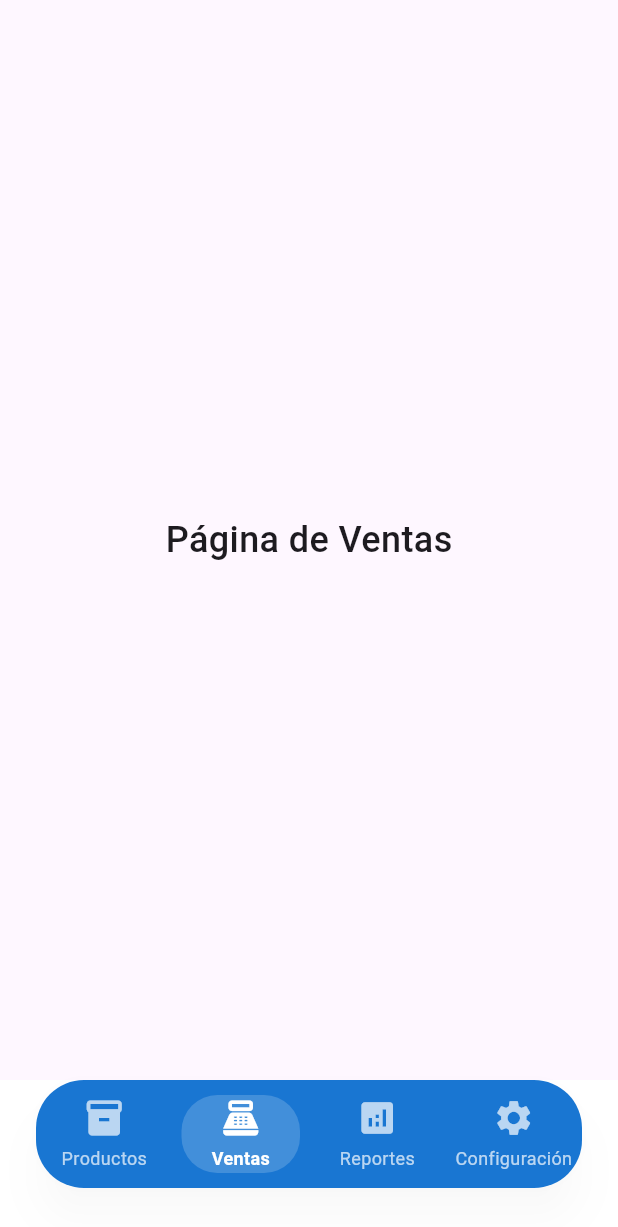
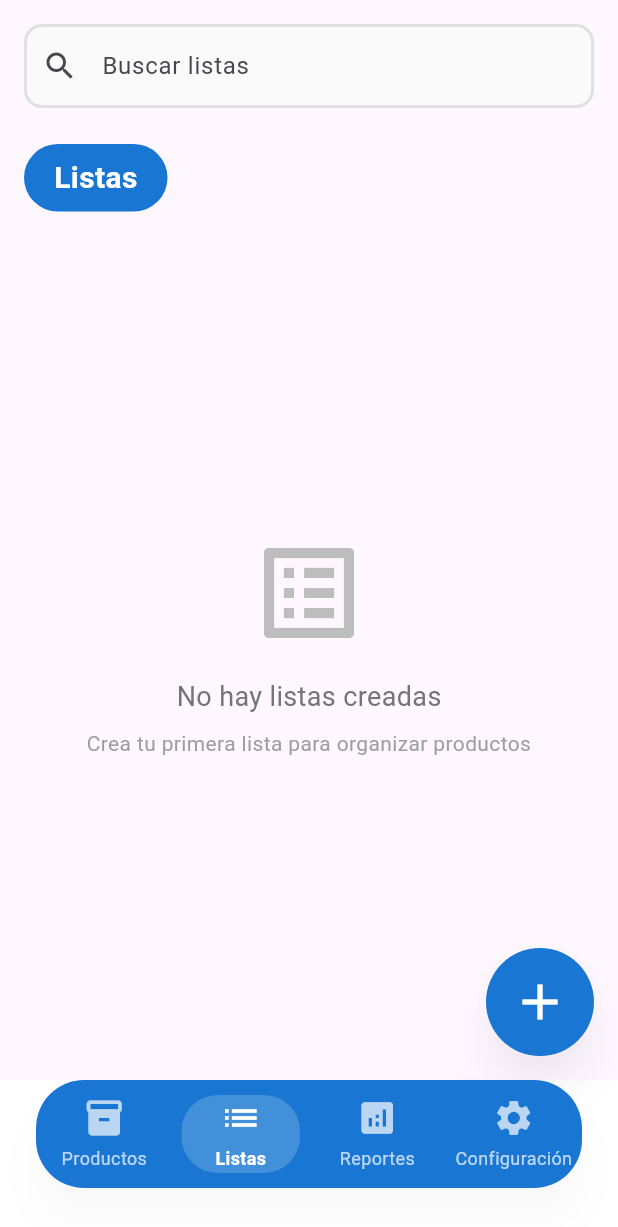
Before and after one commit to LesterCornielt/stockito-inventory-app, a Flutter app: the screen it shows after launch, item 2 of the bottom bar chosen, on a phone screen of 412 x 824 dp. Shown: the top 1227 px of the screen. Run offline on Flutter 3.47's test engine with Material 3 defaults, Android fonts, the phone set to English and light mode, and no system bars; our stand-ins replace equatable, flutter_bloc, get_it, sqflite; accounts and stored records are empty.

Commit message:
feat(ui): list view mockup implemented

```diff
--- /dev/null
+++ b/lib/features/lists/presentation/pages/lists_page.dart
@@ -0,0 +1,124 @@
+import 'package:flutter/material.dart';
+
+class ListsPage extends StatelessWidget {
+  const ListsPage({super.key});
+
+  @override
+  Widget build(BuildContext context) {
+    return Scaffold(
+      body: SafeArea(
+        child: Padding(
+          padding: const EdgeInsets.all(16.0),
+          child: Column(
+            crossAxisAlignment: CrossAxisAlignment.start,
+            children: [
+              // Barra de búsqueda en la parte superior
+              _SearchBar(),
+              const SizedBox(height: 24),
+              // Pill para el título 'Listas'
+              Container(
+                padding: const EdgeInsets.symmetric(
+                  horizontal: 20,
+                  vertical: 8,
+                ),
+                decoration: BoxDecoration(
+                  color: const Color(0xFF1976D2),
+                  borderRadius: BorderRadius.circular(24),
+                ),
+                child: const Text(
+                  'Listas',
+                  style: TextStyle(
+                    fontSize: 20,
+                    fontWeight: FontWeight.bold,
+                    color: Colors.white,
+                  ),
+                ),
+              ),
+              const SizedBox(height: 16),
+              // Contenido principal
+              Expanded(
+                child: Center(
+                  child: Column(
+                    mainAxisAlignment: MainAxisAlignment.center,
+                    children: [
+                      Icon(
+                        Icons.list_alt,
+                        size: 80,
+                        color: Colors.grey.shade400,
+                      ),
+                      const SizedBox(height: 16),
+                      Text(
+                        'No hay listas creadas',
+                        style: TextStyle(
+                          fontSize: 18,
+                          color: Colors.grey.shade600,
+                        ),
+                      ),
+                      const SizedBox(height: 8),
+                      Text(
+                        'Crea tu primera lista para organizar productos',
+                        style: TextStyle(
+                          fontSize: 14,
+                          color: Colors.grey.shade500,
+                        ),
+                        textAlign: TextAlign.center,
+                      ),
+                    ],
+                  ),
+                ),
+              ),
+            ],
+          ),
+        ),
+      ),
+      floatingActionButton: PhysicalModel(
+        color: Colors.transparent,
+        elevation: 12,
+        shadowColor: Colors.black26,
+        shape: BoxShape.circle,
+        child: SizedBox(
+          width: 72,
+          height: 72,
+          child: FloatingActionButton(
+            onPressed: () {
+              // TODO: Implementar creación de nueva lista
+            },
+            backgroundColor: const Color(0xFF1976D2),
+            shape: const CircleBorder(),
+            elevation: 0,
+            child: const Icon(Icons.add, color: Colors.white, size: 40),
+          ),
+        ),
+      ),
+    );
+  }
+}
+
+class _SearchBar extends StatelessWidget {
+  @override
+  Widget build(BuildContext context) {
+    return TextField(
+      decoration: InputDecoration(
+        hintText: 'Buscar listas',
+        border: OutlineInputBorder(borderRadius: BorderRadius.circular(12)),
+        enabledBorder: OutlineInputBorder(
+          borderRadius: BorderRadius.circular(12),
+          borderSide: BorderSide(color: Colors.grey.shade300, width: 2),
+        ),
+        focusedBorder: OutlineInputBorder(
+          borderRadius: BorderRadius.circular(12),
+          borderSide: BorderSide(
+            color: Theme.of(context).primaryColor,
+            width: 3,
+          ),
+        ),
+        prefixIcon: const Icon(Icons.search),
+        filled: true,
+        fillColor: Colors.grey.shade50,
+      ),
+      onChanged: (value) {
+        // TODO: Implementar búsqueda de listas
+      },
+    );
+  }
+}
--- a/lib/features/navigation/presentation/pages/main_navigation_page.dart
+++ b/lib/features/navigation/presentation/pages/main_navigation_page.dart
@@ -5,6 +5,7 @@ import '../bloc/navigation_event.dart';
 import '../bloc/navigation_state.dart';
 import '../../../../core/di/injection_container.dart';
 import '../../../products/presentation/pages/product_list_page.dart';
+import '../../../lists/presentation/pages/lists_page.dart';
 
 class MainNavigationPage extends StatelessWidget {
   const MainNavigationPage({super.key});
@@ -44,7 +45,7 @@ class _MainNavigationView extends StatelessWidget {
       case 0:
         return const ProductListPage();
       case 1:
-        return const _SalesPage();
+        return const ListsPage();
       case 2:
         return const _ReportsPage();
       case 3:
@@ -62,7 +63,7 @@ class _CustomBottomNavBar extends StatelessWidget {
 
   static const _items = [
     _NavBarItemData(Icons.inventory, 'Productos'),
-    _NavBarItemData(Icons.point_of_sale, 'Ventas'),
+    _NavBarItemData(Icons.list, 'Listas'),
     _NavBarItemData(Icons.analytics, 'Reportes'),
     _NavBarItemData(Icons.settings, 'Configuración'),
   ];
@@ -148,23 +149,6 @@ class _NavBarItemData {
 }
 
 // Placeholder pages - these will be implemented later
-class _SalesPage extends StatelessWidget {
-  const _SalesPage();
-
-  @override
-  Widget build(BuildContext context) {
-    return const Scaffold(
-      body: SafeArea(
-        child: Center(
-          child: Text(
-            'Página de Ventas',
-            style: TextStyle(fontSize: 24, fontWeight: FontWeight.w500),
-          ),
-        ),
-      ),
-    );
-  }
-}
 
 class _ReportsPage extends StatelessWidget {
   const _ReportsPage();
```
